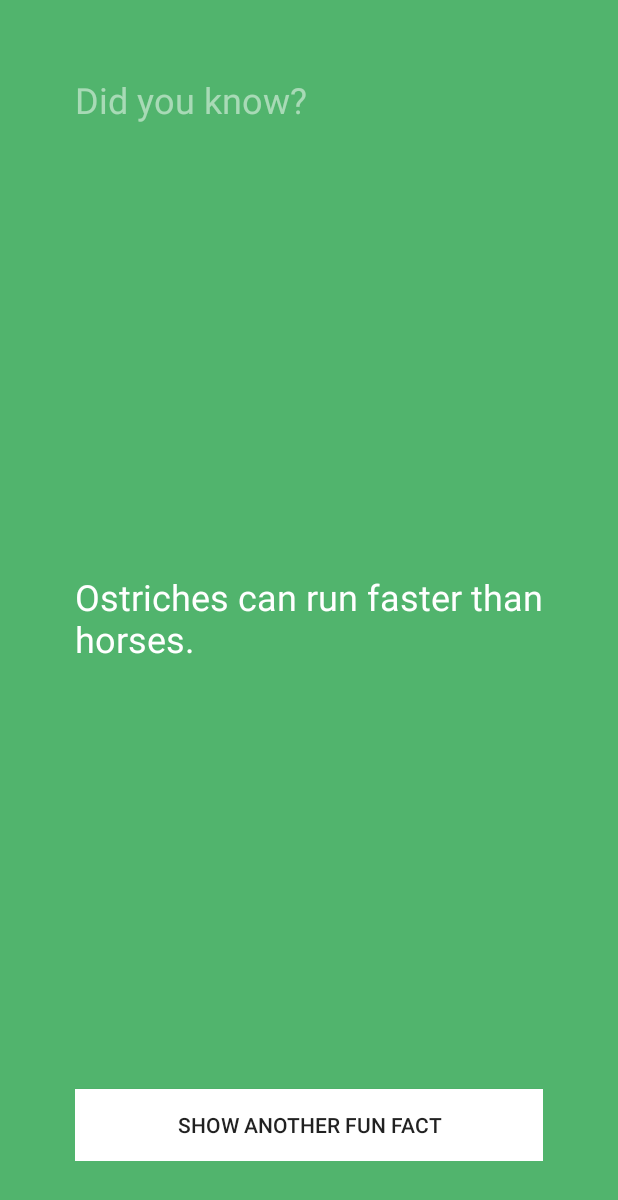
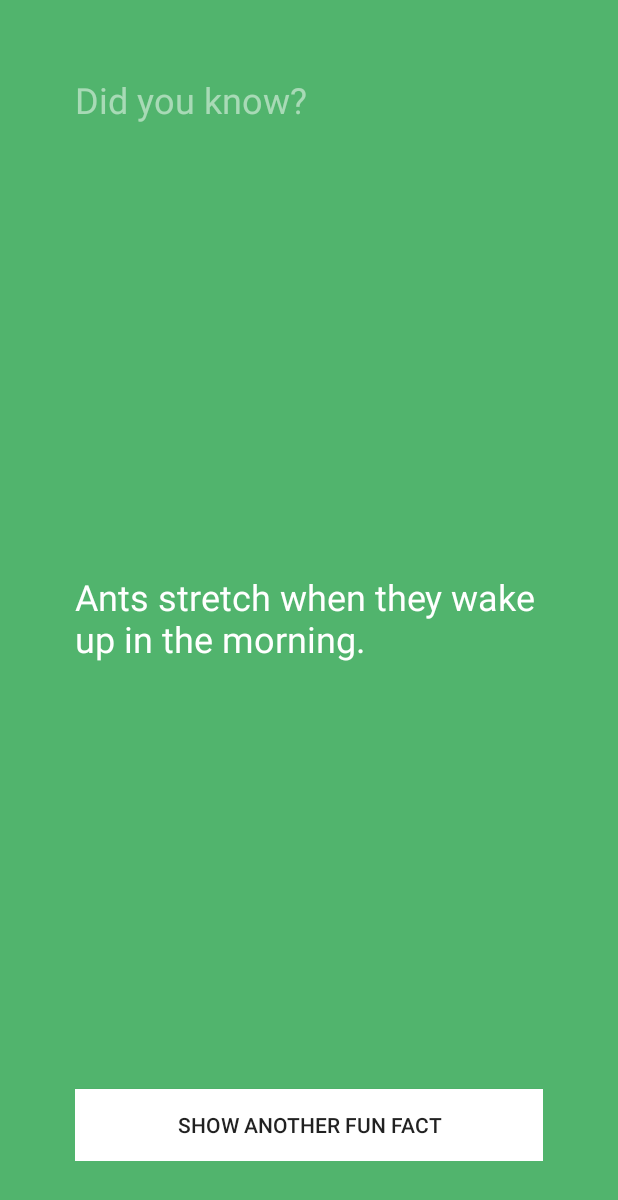
Before and after one commit to jvdave23/FunFacts, an Android app: the screen it shows after launch (FunFactsActivity), after a tap on "SHOW ANOTHER FUN FACT", on a phone screen of 412 x 824 dp. Shown: the top 1200 px of the screen. Run offline under Robolectric (Android 15) with nearby library versions, the phone set to English and light mode, and no system bars; 1 statement that could not run was skipped.

Commit message:
started to implement array

```diff
--- a/app/src/main/java/com/jvalantdave/funfacts/FunFactsActivity.java
+++ b/app/src/main/java/com/jvalantdave/funfacts/FunFactsActivity.java
@@ -26,10 +26,29 @@ public class FunFactsActivity extends AppCompatActivity {
             public void onClick(View v) {
 
                 // the button was clicked, so update the fact label with a new fact
-                String fact = "";
+                String[] facts = {
+                        "Ants stretch when they wake up in the morning",
+                        "Ostriches can run faster than horses.",
+                        "Olympic gold medals are actually made mostly of silver.",
+                        "Banging your head against a wall burns 150 calories per hour.",
+                        "When hippos are upset, their sweat turns red.",
+                        "If you consistently fart for 6 years and 9 months, enough gas is produced to smell like Winthya",
+                        "You cannot snore and dream at the same time.",
+                        "Samiya is also a synonym for llama. ",
+                        "Jason is a pundai.",
+                        "Vithushan has never made fantasy playoffs.",
+                        "Sujee is the Los Angeles Clippers of our fantasy league.",
+                        "Prez is the Meek Mill of this generation.",
+                        "Glenn is just plain shit at fantasy.",
+                        "JV will win the 2015-2016 fantasy league. He's also an overall swell guy.",
+                        "Lucksson gonna take 3 D's when he faces JV in the playoffs. ",
+                        "Sneha is a dingus"
+
+                };
+
                 //randomly select a fact
                 Random randomGenerator = new Random(); // construct a new Random number generator
-                int randomNumber = randomGenerator.nextInt(3);
+                int randomNumber = randomGenerator.nextInt(16);
 
                 /* Convert the randomNumber to a text fact
                  0 = Ants stretch when they wake up in the morning
@@ -52,57 +71,60 @@ public class FunFactsActivity extends AppCompatActivity {
 
                  */
 
-                if (randomNumber == 0) {
+                /*if (randomNumber == 0) {
                     fact = "Ants stretch when they wake up in the morning";
                 }
-                if (randomNumber == 1) {
+                else if (randomNumber == 1) {
                     fact = "Ostriches can run faster than horses.";
                 }
-                if (randomNumber == 2) {
+                else if (randomNumber == 2) {
                     fact = "Olympic gold medals are actually made mostly of silver.";
                 }
-                if (randomNumber == 3) {
+                else if (randomNumber == 3) {
                     fact = "Banging your head against a wall burns 150 calories per hour.";
                 }
-                if (randomNumber == 4) {
+                else if (randomNumber == 4) {
                     fact = "When hippos are upset, their sweat turns red.";
                 }
-                if (randomNumber == 5) {
+                else if (randomNumber == 5) {
                     fact = "If you consistently fart for 6 years and 9 months, enough gas is produced to smell like Winthya";
                 }
-                if (randomNumber == 6) {
+                else if (randomNumber == 6) {
                     fact = "You cannot snore and dream at the same time.";
                 }
-                if (randomNumber == 7) {
+                else if (randomNumber == 7) {
                     fact = "Samiya is also a synonym for llama. ";
                 }
-                if (randomNumber == 8) {
+                else if (randomNumber == 8) {
                     fact = "Jason is a pundai.";
                 }
-                if (randomNumber == 9) {
+                else if (randomNumber == 9) {
                     fact = "Vithushan has never made fantasy playoffs.";
                 }
-                if (randomNumber == 10) {
+                else if (randomNumber == 10) {
                     fact = "Sujee is the Los Angeles Clippers of our fantasy league.";
                 }
-                if (randomNumber == 11) {
+                else if (randomNumber == 11) {
                     fact = "Prez is the Tupac of this generation.";
                 }
-                if (randomNumber == 12) {
+                else if (randomNumber == 12) {
                     fact = "Glenn is just plain shit at fantasy.";
                 }
-                if (randomNumber == 13) {
+                else if (randomNumber == 13) {
                     fact = "JV will win the 2015-2016 fantasy league. He's also an overall swell guy.";
                 }
-                if (randomNumber == 14) {
+                else if (randomNumber == 14) {
                     fact = "Lucksson gonna take 3 D's when he faces JV in the playoffs. ";
                 }
-                if (randomNumber == 15) {
+                else if (randomNumber == 15) {
                     fact = "Sneha is a dingus";
                 }
+                else {
 
+                }
+                */
                 //update the label with our dynamic fact
-                factLabel.setText(fact);
+                factLabel.setText(facts);
             }
         };
         showFactButton.setOnClickListener(listener);
```
